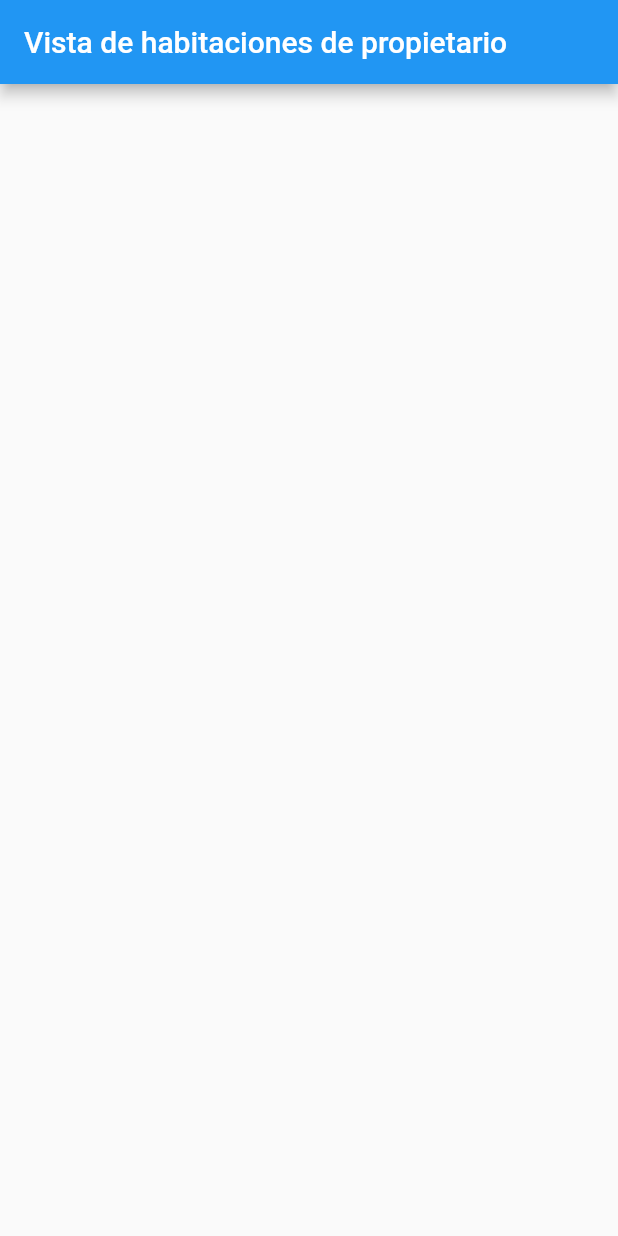
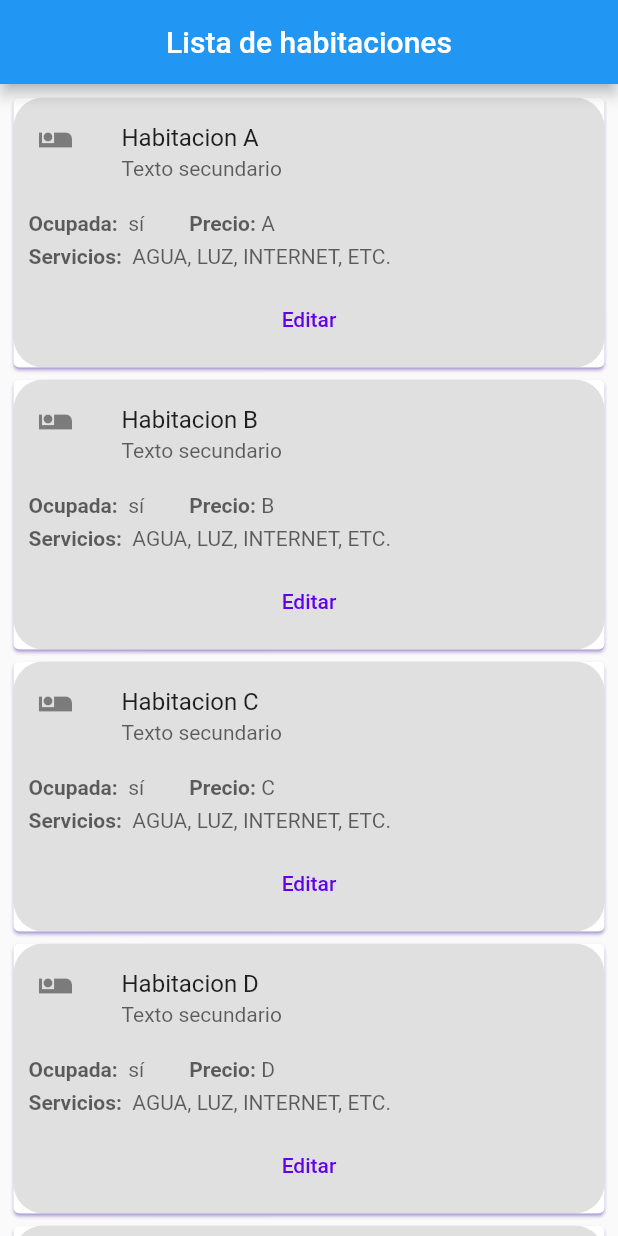
Before and after one commit to ProyectUmbrela/AppIHunt, a Flutter app: the rooms screen opened directly, on a phone screen of 412 x 824 dp. Run offline on Flutter 3.47's test engine with Material 2 defaults, Android fonts, the light colour scheme and no system bars; our stand-ins replace flushbar, google_maps_flutter, modal_progress_hud, shared_preferences; missing offline and left inert: location_permissions; accounts and stored records are empty.

Commit message:
add
- Restructura de vistas propietario.
- plantilla de lista de habitaciones.

```diff
--- a/lib/main.dart
+++ b/lib/main.dart
@@ -2,8 +2,7 @@
 //import 'package:js/js.dart';
 
 import 'package:flutter/material.dart';
-import 'package:ihunt/vistas/landlordView.dart';
-import 'package:ihunt/vistas/registerRoom.dart';
+import 'vistas/propietario/registerRoom.dart';
 
 import 'package:shared_preferences/shared_preferences.dart';
 import 'dart:async';
@@ -17,6 +16,8 @@ import 'package:ihunt/vistas/userView.dart'; // principal
 import 'package:ihunt/vistas/inquilino/mis_lugares.dart';
 import 'package:ihunt/vistas/inquilino/mapa.dart';
 
+// VISTA PROPIETARIO
+import 'vistas/propietario/landlordView.dart';
 
 // IMPORTAR VISTAS
 import 'vistas/mainscreen.dart';
@@ -40,10 +41,11 @@ Future<void> main() async {
 
   runApp(MaterialApp(
     title: 'i-hunt',
-    home: home,
+    home: Landlord(),
     routes: {
       '/login' : (context) => LoginPage(),
       '/user' : (context) => User(),
+      '/landlord': (context) => Landlord(),
       '/register' : (context) => Register(),
       '/lugares': (context) => Lugares(),
       '/mapa' : (context) => MapSample()
--- a/lib/vistas/landlordView.dart
+++ b/lib/vistas/propietario/landlordView.dart
@@ -1,7 +1,8 @@
 import 'package:flutter/material.dart';
 import 'package:ihunt/vistas/register.dart';
-import 'package:ihunt/vistas/rooms.dart';
-import 'package:ihunt/vistas/tenants.dart';
+import 'rooms.dart';
+import 'tenants.dart';
+import 'package:shared_preferences/shared_preferences.dart';
 
 class Landlord extends StatefulWidget {
   @override
@@ -10,6 +11,26 @@ class Landlord extends StatefulWidget {
 
 class _LandlordState extends State<Landlord>
     with SingleTickerProviderStateMixin {
+
+  // VARIABLES DE SESION
+  String id_usuario;
+  String nombre;
+
+  @override
+  void initState(){
+    setData();
+  }
+
+
+  void setData() async{
+    var sharedPreferences = await SharedPreferences.getInstance();
+
+    setState(() {
+      nombre = sharedPreferences.getString("nombre") ?? "Error";
+      id_usuario = sharedPreferences.getString("idusuario") ?? "Error";
+    });
+  }
+
   @override
   Widget build(BuildContext context) {
     return MaterialApp(
@@ -24,7 +45,7 @@ class _LandlordState extends State<Landlord>
                 Tab(icon: Icon(Icons.accessibility)),
               ],
             ),
-            title: Text('UserName'),
+            title: Text('Hola $nombre'),
           ),
           body: TabBarView(
             children: [
--- /dev/null
+++ b/lib/vistas/propietario/rooms.dart
@@ -0,0 +1,143 @@
+import 'package:flutter/material.dart';
+
+class rooms extends StatefulWidget {
+  @override
+  _roomsState createState() => _roomsState();
+}
+
+class _roomsState extends State<rooms> with SingleTickerProviderStateMixin {
+  @override
+  Widget build(BuildContext context) {
+    String title = 'Lista de habitaciones';
+    final List<String> entries = <String>['A', 'B', 'C', 'D', 'E', 'F'];
+
+    return Scaffold(
+        appBar: AppBar(
+          title: Text(title),
+          centerTitle: true,
+        ),
+        body: ListView.builder(
+            itemCount: entries.length,
+            padding: const EdgeInsets.all(5),
+            itemBuilder: (BuildContext context, int index) {
+              return Card(
+                shadowColor: Colors.deepPurpleAccent,
+                clipBehavior: Clip.antiAlias,
+                child: Material(
+                  color: Colors.black12,
+                  shadowColor: Colors.deepPurpleAccent,
+                  borderRadius: BorderRadius.circular(20.0),
+                  child: Column(
+                    children: [
+                      ListTile(
+                        leading: Icon(Icons.airline_seat_individual_suite),
+                        title: Text('Habitacion ${entries[index]}'),
+                        subtitle: Text(
+                          'Texto secundario',
+                          style:
+                          TextStyle(color: Colors.black.withOpacity(0.6)),
+                        ),
+                      ),
+                      Padding(
+                        padding: const EdgeInsets.symmetric(
+                            vertical: 2, horizontal: 10),
+                        child: Row(
+                          //padding: const EdgeInsets.symmetric(vertical: 2, horizontal: 10),
+                            mainAxisAlignment: MainAxisAlignment.start,
+                            children: <Widget>[
+                              Column(
+                                mainAxisAlignment: MainAxisAlignment.spaceEvenly,
+                                children: [
+                                  Text(
+                                    'Ocupada:',
+                                    style: TextStyle(
+                                        color: Colors.black.withOpacity(0.6),
+                                        fontWeight: FontWeight.bold),
+                                  ),
+                                ],
+                              ),
+                              Column(
+                                mainAxisAlignment: MainAxisAlignment.spaceEvenly,
+                                children: [
+                                  Text(
+                                    '  sí',
+                                    style: TextStyle(
+                                        color: Colors.black.withOpacity(0.6),
+                                        fontWeight: FontWeight.normal),
+                                  ),
+                                ],
+                              ),
+                              Container(
+                                padding: const EdgeInsets.symmetric(vertical: 2, horizontal: 30),
+                                child: Column(
+                                  mainAxisAlignment: MainAxisAlignment.end,
+                                  children: [
+                                    Text.rich(
+                                      TextSpan(
+                                        children: <TextSpan>[
+                                          TextSpan(text: 'Precio: ', style: TextStyle(
+                                              color: Colors.black.withOpacity(0.6),
+                                              fontWeight: FontWeight.bold)),
+                                          TextSpan(text: '${entries[index]}' , style: TextStyle(
+                                              color: Colors.black.withOpacity(0.6),
+                                              fontWeight: FontWeight.normal)),
+                                        ],
+                                      ),
+                                    )
+                                  ],
+                                ),
+                              ),
+                            ]),
+                      ),
+                      Padding(
+                        padding: const EdgeInsets.symmetric(
+                            vertical: 2, horizontal: 10),
+                        child: Row(
+                          //padding: const EdgeInsets.symmetric(vertical: 2, horizontal: 10),
+                            mainAxisAlignment: MainAxisAlignment.start,
+                            children: <Widget>[
+                              Column(
+                                mainAxisAlignment: MainAxisAlignment.spaceEvenly,
+                                children: [
+                                  Text(
+                                    'Servicios: ',
+                                    style: TextStyle(
+                                        color: Colors.black.withOpacity(0.6),
+                                        fontWeight: FontWeight.bold),
+                                  ),
+                                ],
+                              ),
+                              Column(
+                                mainAxisAlignment: MainAxisAlignment.spaceEvenly,
+                                children: [
+                                  Text(
+                                    ' AGUA, LUZ, INTERNET, ETC.',
+                                    style: TextStyle(
+                                        color: Colors.black.withOpacity(0.6),
+                                        fontWeight: FontWeight.normal),
+                                  ),
+                                ],
+                              ),
+                            ]),
+                      ),
+                      ButtonBar(
+                        alignment: MainAxisAlignment.spaceEvenly,
+                        children: [
+                          FlatButton(
+                            textColor: const Color(0xFF6200EE),
+                            onPressed: () {
+                              // Perform some action
+                            },
+                            child: const Text('Editar'),
+                          ),
+                        ],
+                      ),
+                      //Image.asset('assets/card-sample-image.jpg'),
+                      //Image.asset('assets/card-sample-image-2.jpg'),
+                    ],
+                  ),
+                ),
+              );
+            }));
+  }
+}
--- a/lib/vistas/rooms.dart
+++ /dev/null
@@ -1,17 +0,0 @@
-import 'package:flutter/material.dart';
-
-class rooms extends StatefulWidget {
-  @override
-  _roomsState createState() => _roomsState();
-}
-
-class _roomsState extends State<rooms> with SingleTickerProviderStateMixin {
-  @override
-  Widget build(BuildContext context) {
-    return Scaffold(
-      appBar: AppBar(
-        title: Text('Vista de habitaciones de propietario'),
-      ),
-    );
-  }
-}
```
Also changed, not shown: lib/vistas/propietario/registerRoom.dart (renamed from lib/vistas/registerRoom.dart), lib/vistas/propietario/tenants.dart (renamed from lib/vistas/tenants.dart).
